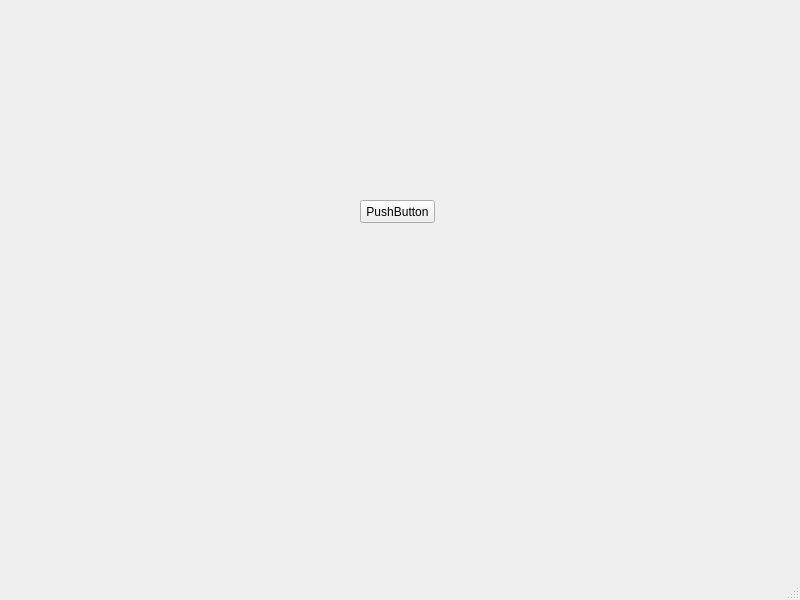
Above: Ui/MainWindow.ui from AbdoMahfoz/Gym-Managment-System before the change. Below: the same form after it.
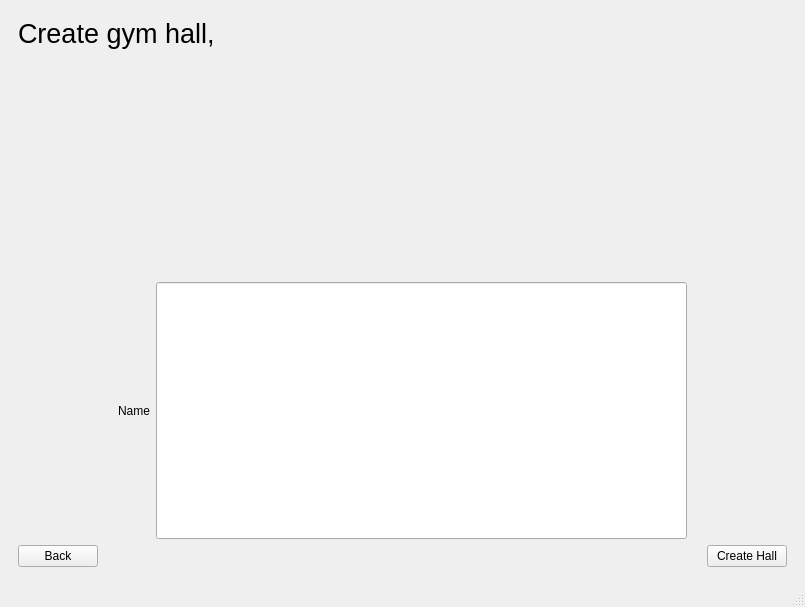
That is the form after the change. The open tabs and pages were chosen to show the change.

Commit message: First two pages in UI

```diff
--- a/Ui/MainWindow.ui
+++ b/Ui/MainWindow.ui
@@ -6,57 +6,183 @@
    <rect>
     <x>0</x>
     <y>0</y>
-    <width>800</width>
-    <height>600</height>
+    <width>805</width>
+    <height>607</height>
    </rect>
   </property>
   <property name="windowTitle">
    <string>MainWindow</string>
   </property>
   <widget class="QWidget" name="centralwidget">
-   <widget class="QStackedWidget" name="stackedWidget">
-    <property name="geometry">
-     <rect>
-      <x>180</x>
-      <y>120</y>
-      <width>391</width>
-      <height>231</height>
-     </rect>
-    </property>
-    <property name="currentIndex">
-     <number>0</number>
-    </property>
-    <widget class="QWidget" name="page">
-     <widget class="QPushButton" name="pushButton">
-      <property name="geometry">
-       <rect>
-        <x>180</x>
-        <y>80</y>
-        <width>75</width>
-        <height>23</height>
-       </rect>
+   <layout class="QVBoxLayout" name="verticalLayout">
+    <item>
+     <widget class="QStackedWidget" name="stackedWidget">
+      <property name="minimumSize">
+       <size>
+        <width>0</width>
+        <height>0</height>
+       </size>
       </property>
-      <property name="text">
-       <string>PushButton</string>
+      <property name="currentIndex">
+       <number>0</number>
       </property>
+      <widget class="QWidget" name="hallChoicePage">
+       <layout class="QVBoxLayout" name="verticalLayout_2">
+        <item>
+         <widget class="QLabel" name="label">
+          <property name="sizePolicy">
+           <sizepolicy hsizetype="Fixed" vsizetype="Fixed">
+            <horstretch>0</horstretch>
+            <verstretch>0</verstretch>
+           </sizepolicy>
+          </property>
+          <property name="font">
+           <font>
+            <pointsize>20</pointsize>
+           </font>
+          </property>
+          <property name="text">
+           <string>Choose a gym hall,</string>
+          </property>
+         </widget>
+        </item>
+        <item>
+         <widget class="QListWidget" name="listWidget"/>
+        </item>
+        <item>
+         <layout class="QHBoxLayout" name="horizontalLayout">
+          <item>
+           <widget class="QPushButton" name="createHallButton">
+            <property name="sizePolicy">
+             <sizepolicy hsizetype="Fixed" vsizetype="Fixed">
+              <horstretch>0</horstretch>
+              <verstretch>0</verstretch>
+             </sizepolicy>
+            </property>
+            <property name="text">
+             <string>Create Hall</string>
+            </property>
+           </widget>
+          </item>
+          <item alignment="Qt::AlignHCenter">
+           <widget class="QLabel" name="label_2">
+            <property name="text">
+             <string>Or</string>
+            </property>
+           </widget>
+          </item>
+          <item>
+           <widget class="QPushButton" name="chooseHallButton">
+            <property name="sizePolicy">
+             <sizepolicy hsizetype="Fixed" vsizetype="Fixed">
+              <horstretch>0</horstretch>
+              <verstretch>0</verstretch>
+             </sizepolicy>
+            </property>
+            <property name="text">
+             <string>Choose Hall</string>
+            </property>
+           </widget>
+          </item>
+         </layout>
+        </item>
+       </layout>
+      </widget>
+      <widget class="QWidget" name="createHallPage">
+       <layout class="QVBoxLayout" name="verticalLayout_3">
+        <property name="bottomMargin">
+         <number>9</number>
+        </property>
+        <item>
+         <widget class="QLabel" name="label_3">
+          <property name="sizePolicy">
+           <sizepolicy hsizetype="Fixed" vsizetype="Expanding">
+            <horstretch>0</horstretch>
+            <verstretch>0</verstretch>
+           </sizepolicy>
+          </property>
+          <property name="font">
+           <font>
+            <pointsize>20</pointsize>
+           </font>
+          </property>
+          <property name="text">
+           <string>Create gym hall,</string>
+          </property>
+          <property name="alignment">
+           <set>Qt::AlignLeading|Qt::AlignLeft|Qt::AlignTop</set>
+          </property>
+         </widget>
+        </item>
+        <item>
+         <layout class="QFormLayout" name="formLayout">
+          <property name="leftMargin">
+           <number>100</number>
+          </property>
+          <property name="rightMargin">
+           <number>100</number>
+          </property>
+          <item row="0" column="0">
+           <widget class="QLabel" name="label_4">
+            <property name="sizePolicy">
+             <sizepolicy hsizetype="Preferred" vsizetype="Expanding">
+              <horstretch>0</horstretch>
+              <verstretch>0</verstretch>
+             </sizepolicy>
+            </property>
+            <property name="text">
+             <string>Name</string>
+            </property>
+           </widget>
+          </item>
+          <item row="0" column="1">
+           <widget class="QLineEdit" name="lineEdit">
+            <property name="sizePolicy">
+             <sizepolicy hsizetype="Expanding" vsizetype="Expanding">
+              <horstretch>0</horstretch>
+              <verstretch>0</verstretch>
+             </sizepolicy>
+            </property>
+           </widget>
+          </item>
+         </layout>
+        </item>
+        <item>
+         <layout class="QHBoxLayout" name="horizontalLayout_2">
+          <item alignment="Qt::AlignLeft|Qt::AlignBottom">
+           <widget class="QPushButton" name="createHallBackButton">
+            <property name="sizePolicy">
+             <sizepolicy hsizetype="Fixed" vsizetype="Fixed">
+              <horstretch>0</horstretch>
+              <verstretch>0</verstretch>
+             </sizepolicy>
+            </property>
+            <property name="text">
+             <string>Back</string>
+            </property>
+           </widget>
+          </item>
+          <item alignment="Qt::AlignRight|Qt::AlignBottom">
+           <widget class="QPushButton" name="finalCreateHallButton">
+            <property name="sizePolicy">
+             <sizepolicy hsizetype="Fixed" vsizetype="Fixed">
+              <horstretch>0</horstretch>
+              <verstretch>0</verstretch>
+             </sizepolicy>
+            </property>
+            <property name="text">
+             <string>Create Hall</string>
+            </property>
+           </widget>
+          </item>
+         </layout>
+        </item>
+       </layout>
+      </widget>
+      <widget class="QWidget" name="page_2"/>
      </widget>
-    </widget>
-    <widget class="QWidget" name="page_2">
-     <widget class="QPushButton" name="pushButton_2">
-      <property name="geometry">
-       <rect>
-        <x>200</x>
-        <y>120</y>
-        <width>75</width>
-        <height>23</height>
-       </rect>
-      </property>
-      <property name="text">
-       <string>PushButton</string>
-      </property>
-     </widget>
-    </widget>
-   </widget>
+    </item>
+   </layout>
   </widget>
   <widget class="QMenuBar" name="menubar">
    <property name="geometry">
```
Left out of the diff: 2 changed lines with no effect on the pictures. The commit also changes 3 other files.
